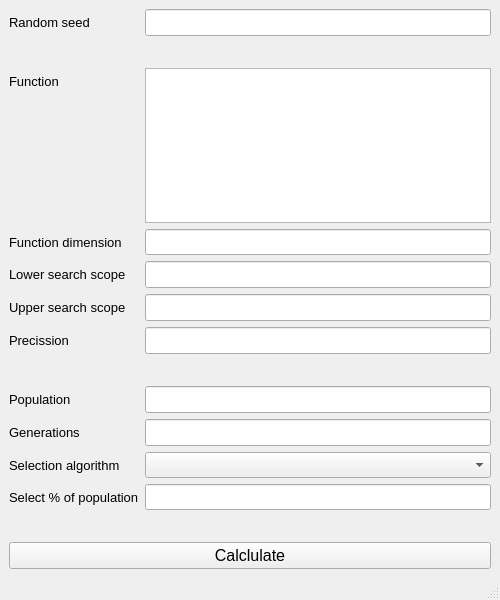
Above: App/MainDashboard/_src/mainwindow.ui from Corel-Cormen/ClassicGenAlgo before the change. Below: the same form after it.
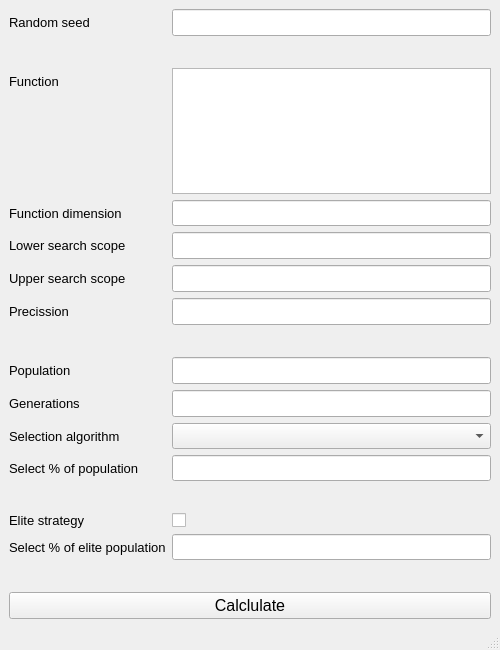
That is the form after the change.

Commit message: Add Elite strategy in Ui

Patch:
```diff
--- a/App/MainDashboard/_src/mainwindow.ui
+++ b/App/MainDashboard/_src/mainwindow.ui
@@ -7,7 +7,7 @@
     <x>0</x>
     <y>0</y>
     <width>500</width>
-    <height>600</height>
+    <height>650</height>
    </rect>
   </property>
   <property name="minimumSize">
@@ -276,7 +276,7 @@
         </property>
        </widget>
       </item>
-      <item row="12" column="0">
+      <item row="15" column="0">
        <spacer name="horizontalSpacer_5">
         <property name="orientation">
          <enum>Qt::Orientation::Horizontal</enum>
@@ -289,7 +289,7 @@
         </property>
        </spacer>
       </item>
-      <item row="12" column="1">
+      <item row="15" column="1">
        <spacer name="horizontalSpacer_6">
         <property name="orientation">
          <enum>Qt::Orientation::Horizontal</enum>
@@ -323,6 +323,77 @@
         </property>
        </widget>
       </item>
+      <item row="13" column="0">
+       <widget class="QLabel" name="label_11">
+        <property name="font">
+         <font>
+          <pointsize>10</pointsize>
+         </font>
+        </property>
+        <property name="text">
+         <string>Elite strategy</string>
+        </property>
+       </widget>
+      </item>
+      <item row="13" column="1">
+       <widget class="QCheckBox" name="eliteStrategyCheckBox">
+        <property name="font">
+         <font>
+          <pointsize>11</pointsize>
+         </font>
+        </property>
+        <property name="text">
+         <string/>
+        </property>
+       </widget>
+      </item>
+      <item row="14" column="0">
+       <widget class="QLabel" name="label_12">
+        <property name="font">
+         <font>
+          <pointsize>10</pointsize>
+         </font>
+        </property>
+        <property name="text">
+         <string>Select % of elite population</string>
+        </property>
+       </widget>
+      </item>
+      <item row="14" column="1">
+       <widget class="QLineEdit" name="elitePopulationLine">
+        <property name="font">
+         <font>
+          <pointsize>11</pointsize>
+         </font>
+        </property>
+       </widget>
+      </item>
+      <item row="12" column="0">
+       <spacer name="horizontalSpacer_7">
+        <property name="orientation">
+         <enum>Qt::Orientation::Horizontal</enum>
+        </property>
+        <property name="sizeHint" stdset="0">
+         <size>
+          <width>40</width>
+          <height>20</height>
+         </size>
+        </property>
+       </spacer>
+      </item>
+      <item row="12" column="1">
+       <spacer name="horizontalSpacer_8">
+        <property name="orientation">
+         <enum>Qt::Orientation::Horizontal</enum>
+        </property>
+        <property name="sizeHint" stdset="0">
+         <size>
+          <width>40</width>
+          <height>20</height>
+         </size>
+        </property>
+       </spacer>
+      </item>
      </layout>
     </item>
     <item>
```
Left out of the diff: 2 changed lines with no effect on the pictures. The commit also changes 9 other files.
